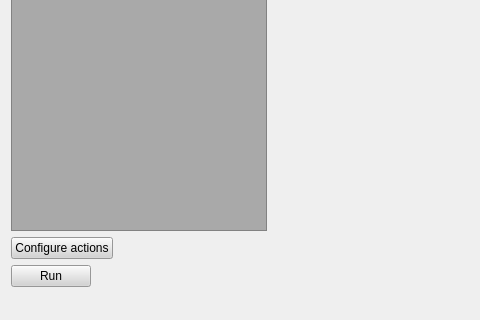
Old version of the form mainwindow.ui in the repository dboun/MultiPatientImageProcessing; both pictures show x 0 to 480 and y 370 to 690 of the 986 by 690 pixel window.
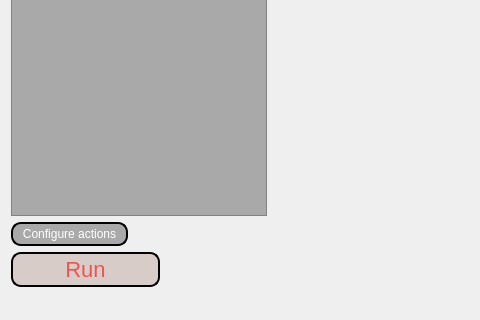
New version of the form.

Commit message: Make ui better

```diff
--- a/mainwindow.ui
+++ b/mainwindow.ui
@@ -41,20 +41,29 @@
          <bool>true</bool>
         </property>
         <property name="styleSheet">
-         <string notr="true">background-color:lightGray</string>
+         <string notr="true">QPushButton { color:white; background-color:darkGray; border-style: solid; border-color: black; border-width: 2px; border-radius: 10px; padding: 3px;}
+QPushButton:checked{ background-color: red; border-style: outset; border-style: solid; border-color: black; border-width: 2px; border-radius: 10px;}
+QPushButton:hover{ background-color: lightGray;border-style: outset; border-style: solid; border-color: black; border-width: 2px; border-radius: 10px;}
+QPushButton:pressed{ background-color: darkGray;border-style: outset; border-style: solid; border-color: black; border-width: 2px; border-radius: 10px;}                 </string>
         </property>
         <property name="text">
-         <string>Configure actions</string>
+         <string>  Configure actions  </string>
         </property>
        </widget>
       </item>
       <item alignment="Qt::AlignLeft">
        <widget class="QPushButton" name="pushButtonRun">
         <property name="styleSheet">
-         <string notr="true">background-color:lightGray</string>
+         <string notr="true">QPushButton { font:22px;color:#EF5350; background-color:#D7CCC8; border-style: solid; border-color: black; border-width: 2px; border-radius: 10px; padding: 3px;}
+QPushButton:checked{ background-color: red; border-style: outset; border-style: solid; border-color: black; border-width: 2px; border-radius: 10px;}
+QPushButton:hover{ background-color: lightGray;border-style: outset; border-style: solid; border-color: black; border-width: 2px; border-radius: 10px;}
+QPushButton:pressed{ background-color: darkGray;border-style: outset; border-style: solid; border-color: black; border-width: 2px; border-radius: 10px;}                 </string>
         </property>
         <property name="text">
-         <string>Run</string>
+         <string>        Run        </string>
+        </property>
+        <property name="checkable">
+         <bool>false</bool>
         </property>
        </widget>
       </item>
```
Left out of the diff: 14 changed lines with no effect on the pictures. The commit also changes 3 other files.
